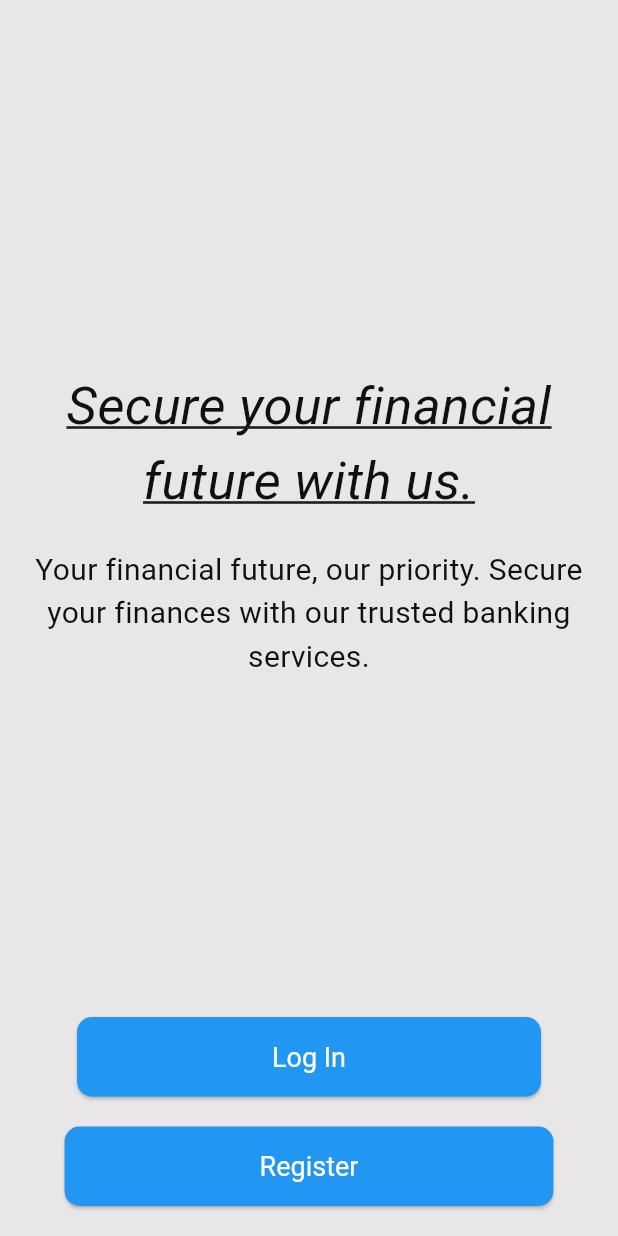
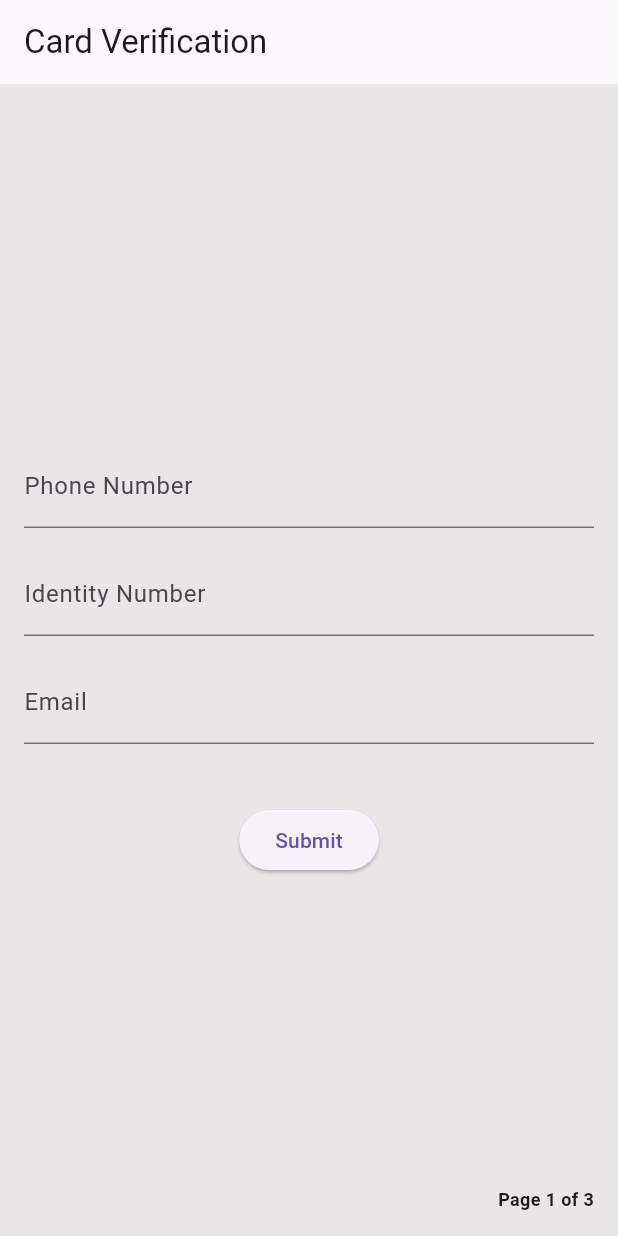
Before and after one commit to Kashyroyalty/Flutter_mobile_app, a Flutter app: the screen it shows after launch, on a phone screen of 412 x 824 dp. Run offline on Flutter 3.47's test engine with Material 3 defaults, Android fonts, the phone set to English and light mode, and no system bars; our stand-ins replace image_picker, local_auth, shared_preferences; missing offline and left inert: dart:ffi; accounts and stored records are empty; Roboto replaces fonts that are missing (CustomFont2).

Commit message:
adjusted the fields in the card verification screen

```diff
--- /dev/null
+++ b/lib/Screens/Card_Verification_screen.dart
@@ -0,0 +1,163 @@
+import 'package:flutter/material.dart';
+import 'package:http/http.dart' as http;
+import 'package:online_banking_system/Models/ApiService.dart';
+
+class CardVerificationScreen extends StatefulWidget {
+  @override
+  _CardVerificationScreenState createState() => _CardVerificationScreenState();
+}
+
+class _CardVerificationScreenState extends State<CardVerificationScreen> {
+  final TextEditingController _phoneController = TextEditingController();
+  final TextEditingController _identityController = TextEditingController();
+  final TextEditingController _emailController = TextEditingController();
+  bool _isLoading = false;
+  String? _errorMessage;
+  String? _phoneError;
+  String? _identityError;
+  String? _emailError;
+
+  bool _validateInputs() {
+    String phone = _phoneController.text.trim();
+    String identity = _identityController.text.trim();
+    String email = _emailController.text.trim();
+
+    bool isValid = true;
+
+    setState(() {
+      _phoneError = null;
+      _identityError = null;
+      _emailError = null;
+    });
+
+    if (phone.isEmpty || !RegExp(r'^\d{10,}$').hasMatch(phone)) {
+      setState(() {
+        _phoneError = "Enter a valid phone number (at least 10 digits)";
+      });
+      isValid = false;
+    }
+
+    if (identity.isEmpty || !RegExp(r'^\d{6,}$').hasMatch(identity)) {
+      setState(() {
+        _identityError = "Enter a valid identity number (at least 6 digits)";
+      });
+      isValid = false;
+    }
+
+    if (email.isEmpty || !RegExp(r'\S+@\S+\.\S+').hasMatch(email)) {
+      setState(() {
+        _emailError = "Please enter a valid email address";
+      });
+      isValid = false;
+    }
+
+    return isValid;
+  }
+
+  Future<void> verifyCard() async {
+    if (!_validateInputs()) return;
+
+    setState(() {
+      _isLoading = true;
+      _errorMessage = null;
+    });
+
+    String phone = _phoneController.text.trim();
+    String identity = _identityController.text.trim();
+    String email = _emailController.text.trim();
+
+    try {
+      http.Response response =
+      (await ApiService.verifyCard(phone, identity, email)) as http.Response;
+
+      if (response.statusCode == 200) {
+        Navigator.pushReplacementNamed(context, "/welcome");
+      } else {
+        setState(() {
+          _errorMessage = "Details not found or invalid input.";
+        });
+      }
+    } catch (error) {
+      setState(() {
+        _errorMessage = "An error occurred. Please try again.";
+      });
+    } finally {
+      setState(() {
+        _isLoading = false;
+      });
+    }
+  }
+
+  @override
+  Widget build(BuildContext context) {
+    return Scaffold(
+      appBar: AppBar(
+        title: Text("Card Verification"),
+        actions: [
+        ],
+      ),
+      body: Stack(
+        children: [
+          Center(
+            child: Padding(
+              padding: EdgeInsets.all(16.0),
+              child: Column(
+                mainAxisAlignment: MainAxisAlignment.center,
+                crossAxisAlignment: CrossAxisAlignment.center,
+                children: [
+                  TextField(
+                    controller: _phoneController,
+                    decoration: InputDecoration(
+                      labelText: "Phone Number",
+                      errorText: _phoneError,
+                    ),
+                    keyboardType: TextInputType.phone,
+                  ),
+                  SizedBox(height: 16),
+                  TextField(
+                    controller: _identityController,
+                    decoration: InputDecoration(
+                      labelText: "Identity Number",
+                      errorText: _identityError,
+                    ),
+                    keyboardType: TextInputType.number,
+                  ),
+                  SizedBox(height: 16),
+                  TextField(
+                    controller: _emailController,
+                    decoration: InputDecoration(
+                      labelText: "Email",
+                      errorText: _emailError,
+                    ),
+                    keyboardType: TextInputType.emailAddress,
+                  ),
+                  SizedBox(height: 24),
+                  if (_errorMessage != null)
+                    Text(
+                      _errorMessage!,
+                      style: TextStyle(color: Colors.red),
+                    ),
+                  SizedBox(height: 16),
+                  _isLoading
+                      ? Center(child: CircularProgressIndicator())
+                      : ElevatedButton(
+                    onPressed: verifyCard,
+                    child: Text("Submit"),
+                  ),
+                ],
+              ),
+            ),
+          ),
+          Positioned(
+            bottom: 16,
+            right: 16,
+            child: Text(
+              "Page 1 of 3",
+              style: TextStyle(fontSize: 12, fontWeight: FontWeight.bold),
+            ),
+          ),
+        ],
+      ),
+    );
+  }
+}
--- a/lib/Screens/SplashScreen.dart
+++ b/lib/Screens/SplashScreen.dart
@@ -1,9 +1,9 @@
 import 'dart:async';
 import 'package:flutter/material.dart';
-import 'package:google_fonts/google_fonts.dart';
 import 'package:online_banking_system/Constants/Colors.dart';
-import 'package:online_banking_system/Pages/LanguagePage.dart';
 
+
+import 'Card_Verification_screen.dart';
 import 'WelcomePage.dart';
 
 class SplashScreen extends StatefulWidget {
@@ -27,7 +27,7 @@ class _SplashScreenState extends State<SplashScreen> with TickerProviderStateMix
       if (mounted) {
         Navigator.pushReplacement(
           context,
-          MaterialPageRoute(builder: (context) => WelcomePage()),
+          MaterialPageRoute(builder: (context) => CardVerificationScreen()),
         );
       }
     });
@@ -132,7 +132,7 @@ class _SplashScreenState extends State<SplashScreen> with TickerProviderStateMix
               ),
               onPressed: () {
                 // Ensure it navigates to LanguagePage manually if user presses the button early
-                Navigator.pushReplacementNamed(context, '/language');
+                Navigator.pushReplacementNamed(context, '/card verification');
               },
               child: Text(
                 "Get Started",
--- a/lib/main.dart
+++ b/lib/main.dart
@@ -3,10 +3,12 @@ import 'package:flutter_localizations/flutter_localizations.dart';
 import 'package:online_banking_system/Constants/Colors.dart';
 import 'package:online_banking_system/Pages/LoginPage.dart';
 import 'package:online_banking_system/Pages/RegistrationPage.dart';
+import 'package:online_banking_system/Screens/Card_Verification_screen.dart';
 import 'package:online_banking_system/Screens/SplashScreen.dart';
 import 'Pages/HomePage.dart';
 import 'Pages/AccountPage.dart';
 import 'Pages/CardPage.dart';
+import 'Pages/LanguagePage.dart';
 import 'Pages/StockPage.dart';
 import 'Screens/privacy_screen.dart';
 import 'Screens/account_summary_screen.dart';
@@ -60,14 +62,15 @@ class _MyAppState extends State<MyApp> {
 
       initialRoute: '/',
       routes: {
-        //'/language': (context) => LanguagePage(onLanguageChange: _changeLanguage),
         '/splashscreen': (context) => SplashScreen(),
+        '/card verification':(context) => CardVerificationScreen(),
         '/login': (context) => LoginPage(),
         '/register': (context) => RegistrationPage(),
         '/home': (context) => HomePage(),
         '/account': (context) => AccountPage(),
         '/card': (context) => CardPage(cardData: {}),
         '/stock': (context) => StatisticsPage(),
+        '/language': (context) => LanguagePage(onLanguageChange: _changeLanguage),
         '/privacy': (context) => PrivacyScreen(),
         '/accounts': (context) => AccountSummaryScreen(),
         '/createProfile1': (context) => CreateProfileScreen1(),
--- a/pubspec.yaml
+++ b/pubspec.yaml
@@ -97,6 +97,8 @@ flutter:
   assets:
     - lang/
 #    - profile/
+ #   - dashen_bank_logo.jpg
+
 
   # An image asset can refer to one or more resolution-specific "variants", see
   # https://flutter.dev/to/resolution-aware-images
```
Also changed, not shown: lib/Models/ApiService.dart (+28 -0 lines), lib/Models/SearchManagement.dart (added).
